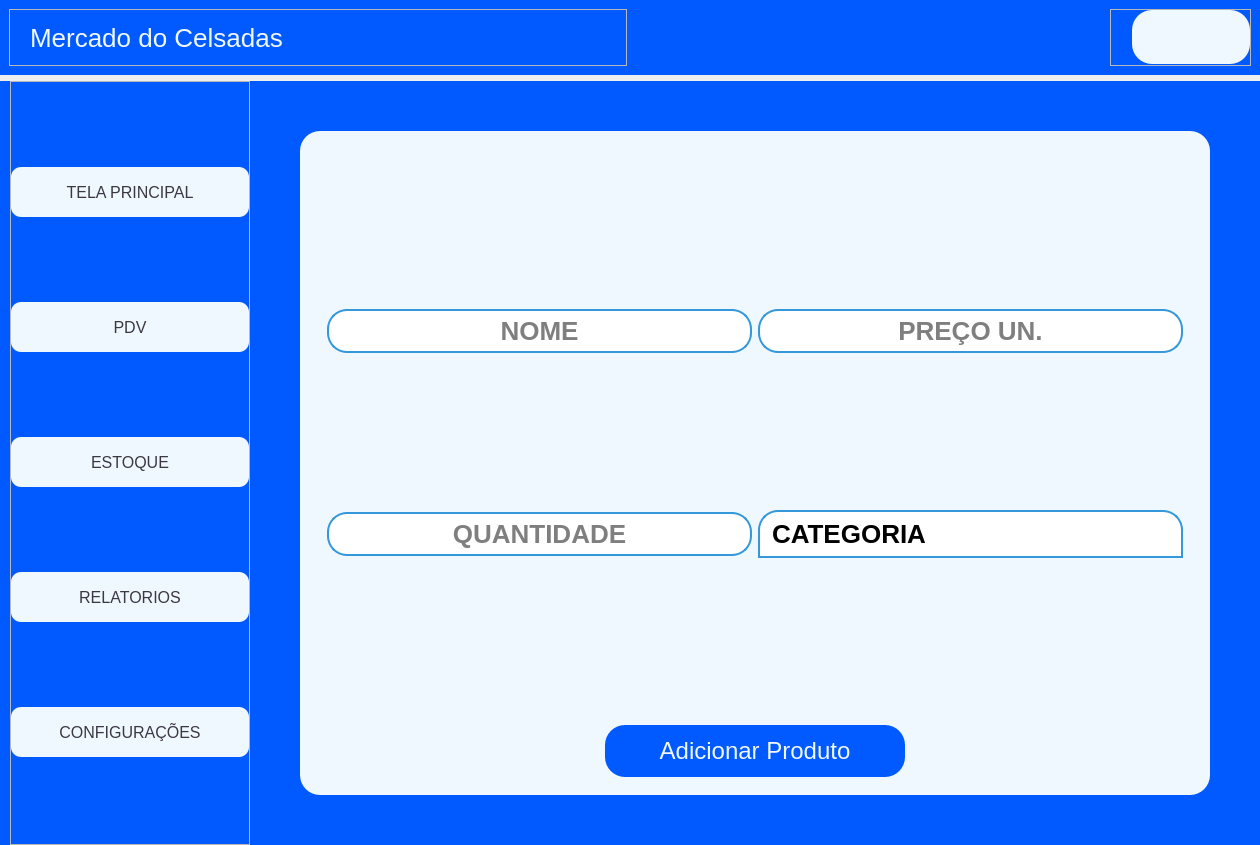
Above: ui_tela_principal.ui from CelsoLucas/Mercado before the change. Below: the same form after it.
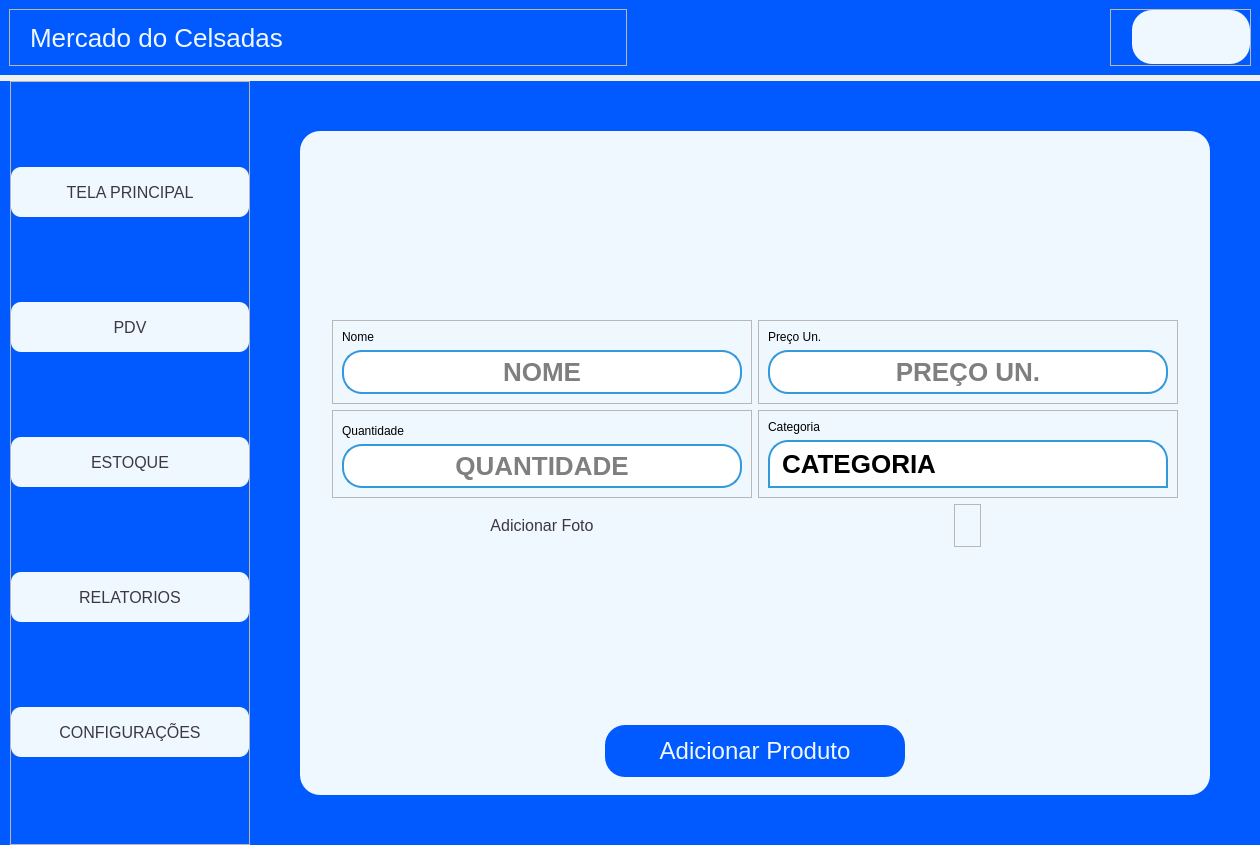
That is the form after the change. The open tabs and pages were chosen to show the change. Icons and pictures are not drawn.

```diff
--- a/ui_tela_principal.ui
+++ b/ui_tela_principal.ui
@@ -368,7 +368,7 @@
       </layout>
      </widget>
     </item>
-    <item row="1" column="0">
+    <item>
      <widget class="QWidget" name="mainbody" native="true">
       <property name="sizePolicy">
        <sizepolicy hsizetype="Preferred" vsizetype="Expanding">
@@ -1431,29 +1431,26 @@
                 </widget>
                 <widget class="QWidget" name="tela_estoque_2">
                  <layout class="QVBoxLayout" name="verticalLayout_27">
-                  <item>
+                  <item alignment="Qt::AlignmentFlag::AlignHCenter|Qt::AlignmentFlag::AlignVCenter">
                    <widget class="QWidget" name="widget" native="true">
                     <layout class="QGridLayout" name="gridLayout_6">
-                     <item row="0" column="1">
-                      <widget class="QLineEdit" name="input_preco_produto">
-                       <property name="minimumSize">
-                        <size>
-                         <width>400</width>
-                         <height>0</height>
-                        </size>
+                     <item row="1" column="0">
+                      <widget class="QFrame" name="frame_6">
+                       <property name="frameShape">
+                        <enum>QFrame::Shape::StyledPanel</enum>
                        </property>
-                       <property name="inputMask">
-                        <string/>
+                       <property name="frameShadow">
+                        <enum>QFrame::Shadow::Raised</enum>
                        </property>
-                       <property name="alignment">
-                        <set>Qt::AlignmentFlag::AlignCenter</set>
-                       </property>
-                       <property name="placeholderText">
-                        <string>PREÇO UN.</string>
+                       <layout class="QVBoxLayout" name="verticalLayout_23">
+                        <item alignment="Qt::AlignmentFlag::AlignBottom">
+                         <widget class="QLabel" name="txt_quantidade_estoque">
+                          <property name="text">
+                           <string>Quantidade</string>
                        </property>
                       </widget>
                      </item>
-                     <item row="2" column="0">
+                        <item alignment="Qt::AlignmentFlag::AlignHCenter|Qt::AlignmentFlag::AlignVCenter">
                       <widget class="QLineEdit" name="input_quantidade_produto">
                        <property name="minimumSize">
                         <size>
@@ -1469,23 +1466,26 @@
                        </property>
                       </widget>
                      </item>
-                     <item row="0" column="0">
-                      <widget class="QLineEdit" name="input_nome_produto">
-                       <property name="minimumSize">
-                        <size>
-                         <width>400</width>
-                         <height>0</height>
-                        </size>
+                       </layout>
+                      </widget>
+                     </item>
+                     <item row="1" column="1">
+                      <widget class="QFrame" name="frame_7">
+                       <property name="frameShape">
+                        <enum>QFrame::Shape::StyledPanel</enum>
                        </property>
-                       <property name="alignment">
-                        <set>Qt::AlignmentFlag::AlignCenter</set>
+                       <property name="frameShadow">
+                        <enum>QFrame::Shadow::Raised</enum>
                        </property>
-                       <property name="placeholderText">
-                        <string>NOME</string>
+                       <layout class="QVBoxLayout" name="verticalLayout_24">
+                        <item>
+                         <widget class="QLabel" name="txt_categoria_estoque">
+                          <property name="text">
+                           <string>Categoria</string>
                        </property>
                       </widget>
                      </item>
-                     <item row="2" column="1">
+                        <item alignment="Qt::AlignmentFlag::AlignHCenter|Qt::AlignmentFlag::AlignVCenter">
                       <widget class="QComboBox" name="input_categoria_produto">
                        <property name="minimumSize">
                         <size>
@@ -1502,6 +1502,123 @@
                        <property name="placeholderText">
                         <string>CATEGORIA</string>
                        </property>
+                         </widget>
+                        </item>
+                       </layout>
+                      </widget>
+                     </item>
+                     <item row="0" column="1">
+                      <widget class="QFrame" name="frame_5">
+                       <property name="frameShape">
+                        <enum>QFrame::Shape::StyledPanel</enum>
+                       </property>
+                       <property name="frameShadow">
+                        <enum>QFrame::Shadow::Raised</enum>
+                       </property>
+                       <layout class="QVBoxLayout" name="verticalLayout_22">
+                        <item alignment="Qt::AlignmentFlag::AlignBottom">
+                         <widget class="QLabel" name="txt_preco_estoque">
+                          <property name="text">
+                           <string>Preço Un.</string>
+                          </property>
+                         </widget>
+                        </item>
+                        <item alignment="Qt::AlignmentFlag::AlignHCenter|Qt::AlignmentFlag::AlignVCenter">
+                         <widget class="QLineEdit" name="input_preco_produto">
+                          <property name="minimumSize">
+                           <size>
+                            <width>400</width>
+                            <height>0</height>
+                           </size>
+                          </property>
+                          <property name="inputMask">
+                           <string/>
+                          </property>
+                          <property name="alignment">
+                           <set>Qt::AlignmentFlag::AlignCenter</set>
+                          </property>
+                          <property name="placeholderText">
+                           <string>PREÇO UN.</string>
+                          </property>
+                         </widget>
+                        </item>
+                       </layout>
+                      </widget>
+                     </item>
+                     <item row="0" column="0">
+                      <widget class="QFrame" name="frame_3">
+                       <property name="frameShape">
+                        <enum>QFrame::Shape::StyledPanel</enum>
+                       </property>
+                       <property name="frameShadow">
+                        <enum>QFrame::Shadow::Raised</enum>
+                       </property>
+                       <layout class="QVBoxLayout" name="verticalLayout_21">
+                        <item alignment="Qt::AlignmentFlag::AlignBottom">
+                         <widget class="QLabel" name="txt_nome_estoque">
+                          <property name="text">
+                           <string>Nome</string>
+                          </property>
+                         </widget>
+                        </item>
+                        <item alignment="Qt::AlignmentFlag::AlignHCenter|Qt::AlignmentFlag::AlignVCenter">
+                         <widget class="QLineEdit" name="input_nome_produto">
+                          <property name="minimumSize">
+                           <size>
+                            <width>400</width>
+                            <height>0</height>
+                           </size>
+                          </property>
+                          <property name="alignment">
+                           <set>Qt::AlignmentFlag::AlignCenter</set>
+                          </property>
+                          <property name="placeholderText">
+                           <string>NOME</string>
+                          </property>
+                         </widget>
+                        </item>
+                       </layout>
+                      </widget>
+                     </item>
+                     <item row="3" column="0">
+                      <widget class="QPushButton" name="btn_adc_foto_produto">
+                       <property name="text">
+                        <string>Adicionar Foto</string>
+                       </property>
+                      </widget>
+                     </item>
+                     <item row="3" column="1" alignment="Qt::AlignmentFlag::AlignHCenter">
+                      <widget class="QFrame" name="frame_8">
+                       <property name="maximumSize">
+                        <size>
+                         <width>200</width>
+                         <height>200</height>
+                        </size>
+                       </property>
+                       <property name="frameShape">
+                        <enum>QFrame::Shape::StyledPanel</enum>
+                       </property>
+                       <property name="frameShadow">
+                        <enum>QFrame::Shadow::Raised</enum>
+                       </property>
+                       <layout class="QVBoxLayout" name="verticalLayout_28">
+                        <item>
+                         <widget class="QLabel" name="img_produto_estoque">
+                          <property name="maximumSize">
+                           <size>
+                            <width>200</width>
+                            <height>200</height>
+                           </size>
+                          </property>
+                          <property name="styleSheet">
+                           <string notr="true">boder: 1px solid;</string>
+                          </property>
+                          <property name="text">
+                           <string/>
+                          </property>
+                         </widget>
+                        </item>
+                       </layout>
                       </widget>
                      </item>
                     </layout>
```
Left out of the diff: 126 changed lines with no effect on the pictures. Lines whose indentation alone changed are shown as unchanged.
